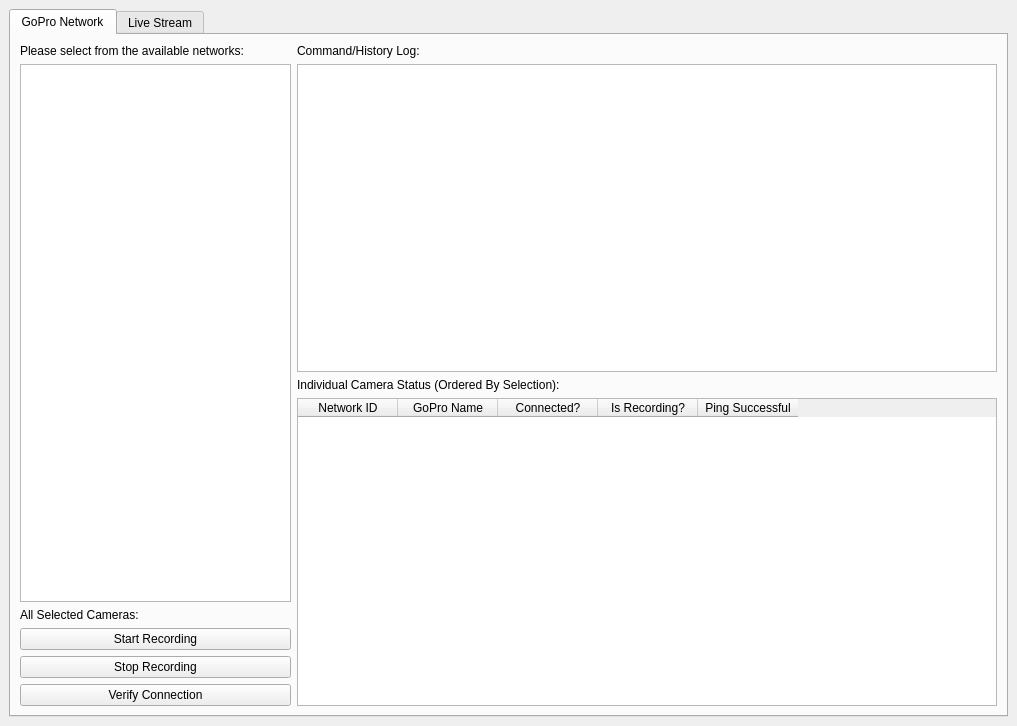
Above: gp.ui from Kheirlb/ParabilisGoPro before the change. Below: the same form after it.
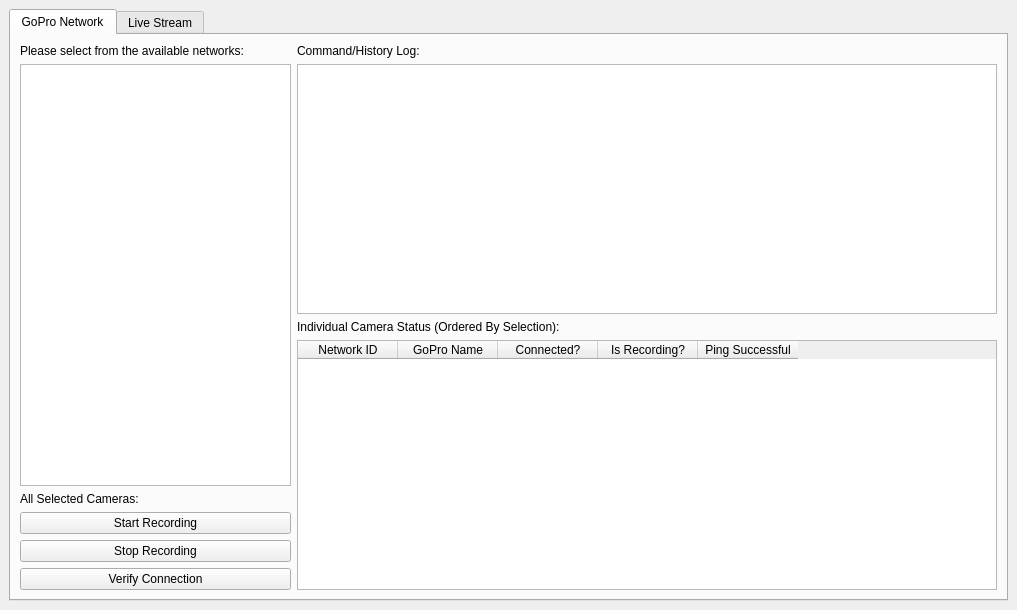
That is the form after the change.

The edit to the form file:
```diff
--- a/gp.ui
+++ b/gp.ui
@@ -7,7 +7,7 @@
     <x>0</x>
     <y>0</y>
     <width>1017</width>
-    <height>726</height>
+    <height>610</height>
    </rect>
   </property>
   <property name="windowTitle">
@@ -102,7 +102,7 @@
           <item>
            <widget class="QTableWidget" name="tableWidget">
             <property name="sizePolicy">
-             <sizepolicy hsizetype="Fixed" vsizetype="Expanding">
+             <sizepolicy hsizetype="Expanding" vsizetype="Expanding">
               <horstretch>57</horstretch>
               <verstretch>0</verstretch>
              </sizepolicy>
```
